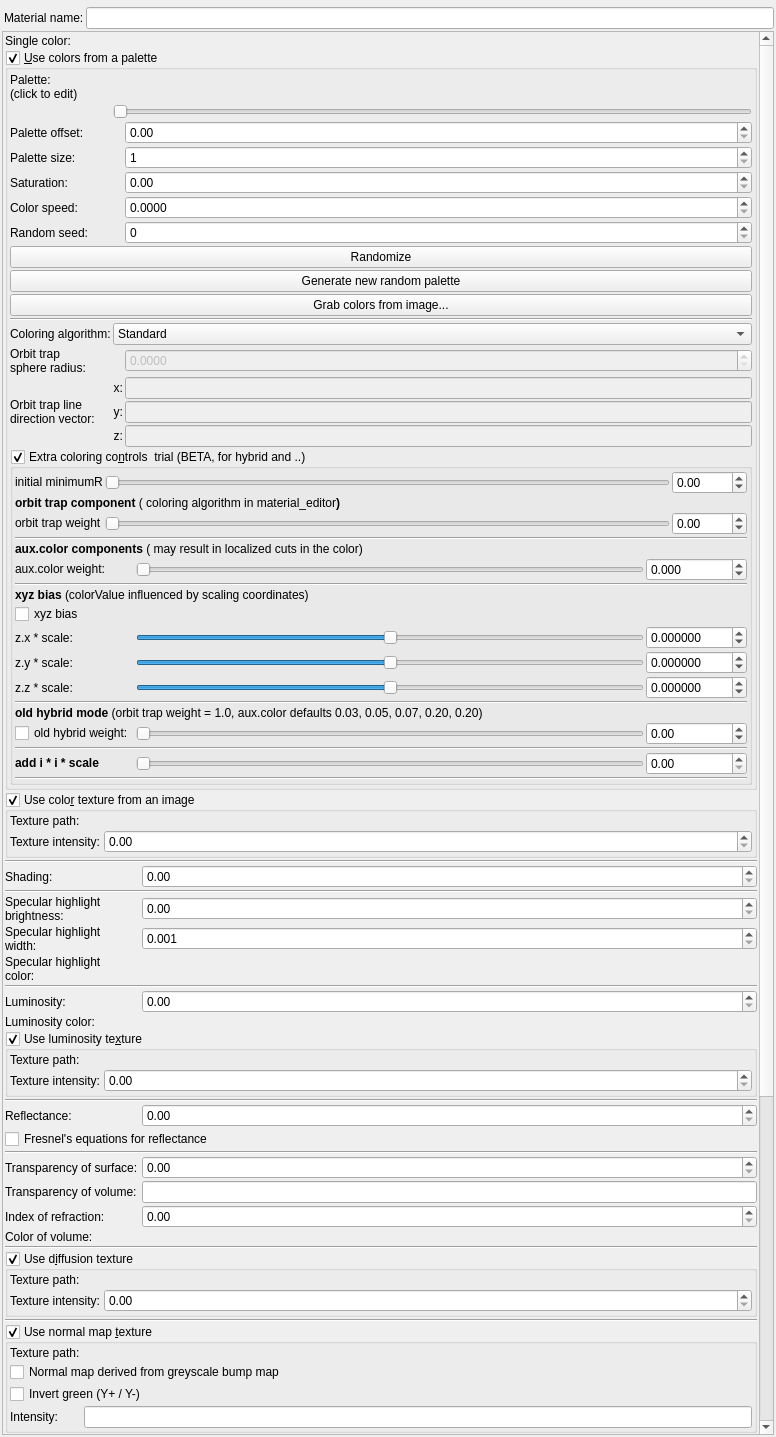
Before: the Qt Designer form mandelbulber2/qt/material_editor.ui in buddhi1980/mandelbulber2, drawn with Qt 5.
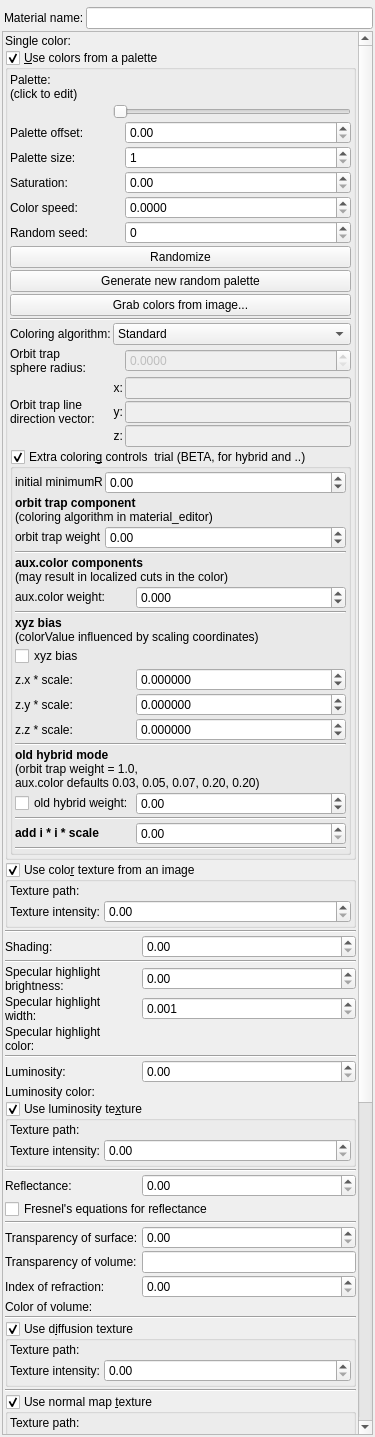
After: the same form once the commit is applied. Icons and pictures are not drawn. Custom widgets are drawn as their Qt base class.

Commit message: Added dial for edit fields for angle. Cleaned up UIs

```diff
--- a/mandelbulber2/qt/material_editor.ui
+++ b/mandelbulber2/qt/material_editor.ui
@@ -6,7 +6,7 @@
    <rect>
     <x>0</x>
     <y>0</y>
-    <width>776</width>
+    <width>375</width>
     <height>1437</height>
    </rect>
   </property>
@@ -81,9 +81,9 @@
       <property name="geometry">
        <rect>
         <x>0</x>
-        <y>0</y>
-        <width>756</width>
-        <height>2076</height>
+        <y>-312</y>
+        <width>349</width>
+        <height>1713</height>
        </rect>
       </property>
       <layout class="QVBoxLayout" name="verticalLayout_2">
@@ -1160,7 +1160,7 @@
                <string/>
               </property>
               <property name="title">
-               <string>Extra coloring co&amp;ntrols  trial (BETA, for hybrid and ..)</string>
+               <string>Extra colorin&amp;g controls  trial (BETA, for hybrid and ..)</string>
               </property>
               <property name="checkable">
                <bool>true</bool>
@@ -1182,7 +1182,7 @@
                 <number>2</number>
                </property>
                <item>
-                <layout class="QGridLayout" name="gridLayout">
+                <layout class="QGridLayout" name="gridLayout" columnstretch="0,1">
                  <item row="0" column="0">
                   <widget class="QLabel" name="label_61">
                    <property name="font">
@@ -1209,57 +1209,35 @@
                    </property>
                   </widget>
                  </item>
-                 <item row="0" column="2">
-                  <widget class="MyDoubleSpinBox" name="spinbox_fractal_coloring_initial_minimumR">
-                   <property name="sizePolicy">
-                    <sizepolicy hsizetype="Minimum" vsizetype="Maximum">
-                     <horstretch>0</horstretch>
-                     <verstretch>0</verstretch>
-                    </sizepolicy>
-                   </property>
-                   <property name="prefix">
-                    <string/>
-                   </property>
-                   <property name="suffix">
-                    <string/>
-                   </property>
-                   <property name="decimals">
-                    <number>2</number>
-                   </property>
-                   <property name="minimum">
-                    <double>-9999.989999999999782</double>
-                   </property>
-                   <property name="maximum">
-                    <double>9999.989999999999782</double>
-                   </property>
-                   <property name="singleStep">
-                    <double>0.100000000000000</double>
-                   </property>
-                  </widget>
-                 </item>
                  <item row="0" column="1">
-                  <widget class="QSlider" name="slider_fractal_coloring_initial_minimumR">
+                  <widget class="MyDoubleSpinBox" name="spinbox_fractal_coloring_initial_minimumR">
                    <property name="sizePolicy">
-                    <sizepolicy hsizetype="Expanding" vsizetype="Maximum">
+                    <sizepolicy hsizetype="Minimum" vsizetype="Maximum">
                      <horstretch>0</horstretch>
                      <verstretch>0</verstretch>
                     </sizepolicy>
                    </property>
+                   <property name="prefix">
+                    <string/>
+                   </property>
+                   <property name="suffix">
+                    <string/>
+                   </property>
+                   <property name="decimals">
+                    <number>2</number>
+                   </property>
                    <property name="minimum">
-                    <number>0</number>
+                    <double>-9999.989999999999782</double>
                    </property>
                    <property name="maximum">
-                    <number>10000</number>
+                    <double>9999.989999999999782</double>
                    </property>
                    <property name="singleStep">
-                    <number>1</number>
-                   </property>
-                   <property name="orientation">
-                    <enum>Qt::Horizontal</enum>
+                    <double>0.100000000000000</double>
                    </property>
                   </widget>
                  </item>
-                 <item row="1" column="0" colspan="3">
+                 <item row="1" column="0" colspan="2">
                   <widget class="QLabel" name="label_60">
                    <property name="font">
                     <font>
@@ -1268,33 +1246,11 @@
                     </font>
                    </property>
                    <property name="text">
-                    <string>&lt;html&gt;&lt;head/&gt;&lt;body&gt;&lt;p&gt;orbit trap component &lt;span style=&quot; font-weight:400;&quot;&gt;( coloring algorithm in material_editor&lt;/span&gt;)&lt;/p&gt;&lt;/body&gt;&lt;/html&gt;</string>
+                    <string>&lt;html&gt;&lt;head/&gt;&lt;body&gt;&lt;p&gt;orbit trap component &lt;br/&gt;&lt;span style=&quot; font-weight:400;&quot;&gt;(coloring algorithm in material_editor)&lt;/span&gt;&lt;/p&gt;&lt;/body&gt;&lt;/html&gt;</string>
                    </property>
                   </widget>
                  </item>
                  <item row="2" column="1">
-                  <widget class="QSlider" name="slider_fractal_coloring_orbit_trap_weight">
-                   <property name="sizePolicy">
-                    <sizepolicy hsizetype="Expanding" vsizetype="Maximum">
-                     <horstretch>0</horstretch>
-                     <verstretch>0</verstretch>
-                    </sizepolicy>
-                   </property>
-                   <property name="minimum">
-                    <number>0</number>
-                   </property>
-                   <property name="maximum">
-                    <number>10000</number>
-                   </property>
-                   <property name="singleStep">
-                    <number>1</number>
-                   </property>
-                   <property name="orientation">
-                    <enum>Qt::Horizontal</enum>
-                   </property>
-                  </widget>
-                 </item>
-                 <item row="2" column="2">
                   <widget class="MyDoubleSpinBox" name="spinbox_fractal_coloring_orbit_trap_weight">
                    <property name="sizePolicy">
                     <sizepolicy hsizetype="Minimum" vsizetype="Maximum">
@@ -1325,11 +1281,11 @@
                 </layout>
                </item>
                <item>
-                <layout class="QGridLayout" name="gridLayout_14">
+                <layout class="QGridLayout" name="gridLayout_14" columnstretch="0,1">
                  <property name="spacing">
                   <number>2</number>
                  </property>
-                 <item row="21" column="2">
+                 <item row="20" column="1">
                   <widget class="MyDoubleSpinBox" name="spinbox_fractal_coloring_ii_add_scale">
                    <property name="sizePolicy">
                     <sizepolicy hsizetype="Minimum" vsizetype="Maximum">
@@ -1357,14 +1313,14 @@
                    </property>
                   </widget>
                  </item>
-                 <item row="21" column="0">
+                 <item row="20" column="0">
                   <widget class="QLabel" name="label_34">
                    <property name="text">
                     <string>&lt;html&gt;&lt;head/&gt;&lt;body&gt;&lt;p&gt;&lt;span style=&quot; font-weight:600;&quot;&gt;add i * i * scale&lt;/span&gt;&lt;/p&gt;&lt;/body&gt;&lt;/html&gt;</string>
                    </property>
                   </widget>
                  </item>
-                 <item row="5" column="0" colspan="3">
+                 <item row="5" column="0" colspan="2">
                   <widget class="QLabel" name="label_75">
                    <property name="font">
                     <font>
@@ -1373,76 +1329,32 @@
                     </font>
                    </property>
                    <property name="text">
-                    <string>&lt;html&gt;&lt;head/&gt;&lt;body&gt;&lt;p&gt;aux.color components &lt;span style=&quot; font-weight:400;&quot;&gt;( may result in localized cuts in the color)&lt;/span&gt;&lt;/p&gt;&lt;/body&gt;&lt;/html&gt;</string>
+                    <string>&lt;html&gt;&lt;head/&gt;&lt;body&gt;&lt;p&gt;aux.color components &lt;br/&gt;&lt;span style=&quot; font-weight:400;&quot;&gt;(may result in localized cuts in the color)&lt;/span&gt;&lt;/p&gt;&lt;/body&gt;&lt;/html&gt;</string>
                    </property>
                   </widget>
                  </item>
-                 <item row="19" column="0">
+                 <item row="18" column="0">
                   <widget class="QCheckBox" name="checkBox_fractal_coloring_old_hybrid_enabled_false">
                    <property name="text">
                     <string notr="true">old hybrid weight:</string>
                    </property>
                   </widget>
                  </item>
-                 <item row="4" column="0" colspan="3">
+                 <item row="4" column="0" colspan="2">
                   <widget class="Line" name="line_15">
                    <property name="orientation">
                     <enum>Qt::Horizontal</enum>
                    </property>
                   </widget>
                  </item>
-                 <item row="15" column="1">
-                  <widget class="QSlider" name="slider3_fractal_coloring_xyz_000_z">
-                   <property name="sizePolicy">
-                    <sizepolicy hsizetype="Expanding" vsizetype="Maximum">
-                     <horstretch>0</horstretch>
-                     <verstretch>0</verstretch>
-                    </sizepolicy>
-                   </property>
-                   <property name="minimum">
-                    <number>-100000000</number>
-                   </property>
-                   <property name="maximum">
-                    <number>100000000</number>
-                   </property>
-                   <property name="singleStep">
-                    <number>1</number>
-                   </property>
-                   <property name="orientation">
-                    <enum>Qt::Horizontal</enum>
-                   </property>
-                  </widget>
-                 </item>
-                 <item row="13" column="1">
-                  <widget class="QSlider" name="slider3_fractal_coloring_xyz_000_x">
-                   <property name="sizePolicy">
-                    <sizepolicy hsizetype="Expanding" vsizetype="Maximum">
-                     <horstretch>0</horstretch>
-                     <verstretch>0</verstretch>
-                    </sizepolicy>
-                   </property>
-                   <property name="minimum">
-                    <number>-100000000</number>
-                   </property>
-                   <property name="maximum">
-                    <number>100000000</number>
-                   </property>
-                   <property name="singleStep">
-                    <number>1</number>
-                   </property>
-                   <property name="orientation">
-                    <enum>Qt::Horizontal</enum>
-                   </property>
-                  </widget>
-                 </item>
-                 <item row="14" column="0">
+                 <item row="13" column="0">
                   <widget class="QLabel" name="label_37">
                    <property name="text">
                     <string>z.y * scale:</string>
                    </property>
                   </widget>
                  </item>
-                 <item row="19" column="2">
+                 <item row="18" column="1">
                   <widget class="MyDoubleSpinBox" name="spinbox_fractal_coloring_old_hybrid_weight">
                    <property name="sizePolicy">
                     <sizepolicy hsizetype="Minimum" vsizetype="Maximum">
@@ -1470,14 +1382,14 @@
                    </property>
                   </widget>
                  </item>
-                 <item row="17" column="0" colspan="3">
+                 <item row="16" column="0" colspan="2">
                   <widget class="Line" name="line_8">
                    <property name="orientation">
                     <enum>Qt::Horizontal</enum>
                    </property>
                   </widget>
                  </item>
-                 <item row="15" column="2">
+                 <item row="14" column="1">
                   <widget class="MyDoubleSpinBox" name="spinbox3_fractal_coloring_xyz_000_z">
                    <property name="sizePolicy">
                     <sizepolicy hsizetype="Minimum" vsizetype="Maximum">
@@ -1505,7 +1417,7 @@
                    </property>
                   </widget>
                  </item>
-                 <item row="13" column="2">
+                 <item row="12" column="1">
                   <widget class="MyDoubleSpinBox" name="spinbox3_fractal_coloring_xyz_000_x">
                    <property name="sizePolicy">
                     <sizepolicy hsizetype="Minimum" vsizetype="Maximum">
@@ -1533,14 +1445,14 @@
                    </property>
                   </widget>
                  </item>
-                 <item row="11" column="0">
+                 <item row="10" column="0">
                   <widget class="QCheckBox" name="checkBox_fractal_coloring_xyz_bias_enabled_false">
                    <property name="text">
                     <string notr="true">xyz bias</string>
                    </property>
                   </widget>
                  </item>
-                 <item row="18" column="0" colspan="3">
+                 <item row="17" column="0" colspan="2">
                   <widget class="QLabel" name="label_65">
                    <property name="font">
                     <font>
@@ -1549,47 +1461,25 @@
                     </font>
                    </property>
                    <property name="text">
-                    <string>&lt;html&gt;&lt;head/&gt;&lt;body&gt;&lt;p&gt;old hybrid mode &lt;span style=&quot; font-weight:400;&quot;&gt;(orbit trap weight = 1.0, aux.color defaults 0.03, 0.05, 0.07, 0.20, 0.20)&lt;/span&gt;&lt;/p&gt;&lt;/body&gt;&lt;/html&gt;</string>
+                    <string>&lt;html&gt;&lt;head/&gt;&lt;body&gt;&lt;p&gt;old hybrid mode &lt;br/&gt;&lt;span style=&quot; font-weight:400;&quot;&gt;(orbit trap weight = 1.0, &lt;br/&gt;aux.color defaults 0.03, 0.05, 0.07, 0.20, 0.20)&lt;/span&gt;&lt;/p&gt;&lt;/body&gt;&lt;/html&gt;</string>
                    </property>
                   </widget>
                  </item>
-                 <item row="13" column="0">
+                 <item row="12" column="0">
                   <widget class="QLabel" name="label_36">
                    <property name="text">
                     <string>z.x * scale:</string>
                    </property>
                   </widget>
                  </item>
-                 <item row="14" column="1">
-                  <widget class="QSlider" name="slider3_fractal_coloring_xyz_000_y">
-                   <property name="sizePolicy">
-                    <sizepolicy hsizetype="Expanding" vsizetype="Maximum">
-                     <horstretch>0</horstretch>
-                     <verstretch>0</verstretch>
-                    </sizepolicy>
-                   </property>
-                   <property name="minimum">
-                    <number>-100000000</number>
-                   </property>
-                   <property name="maximum">
-                    <number>100000000</number>
-                   </property>
-                   <property name="singleStep">
-                    <number>1</number>
-                   </property>
-                   <property name="orientation">
-                    <enum>Qt::Horizontal</enum>
-                   </property>
-                  </widget>
-                 </item>
-                 <item row="15" column="0">
+                 <item row="14" column="0">
                   <widget class="QLabel" name="label_38">
                    <property name="text">
                     <string>z.z * scale:</string>
                    </property>
                   </widget>
                  </item>
-                 <item row="10" column="0" colspan="3">
+                 <item row="9" column="0" colspan="2">
                   <widget class="QLabel" name="label_64">
                    <property name="font">
                     <font>
@@ -1598,11 +1488,11 @@
                     </font>
                    </property>
                    <property name="text">
-                    <string>&lt;html&gt;&lt;head/&gt;&lt;body&gt;&lt;p&gt;xyz bias&lt;span style=&quot; font-weight:400;&quot;&gt; (colorValue influenced by scaling coordinates)&lt;/span&gt;&lt;/p&gt;&lt;/body&gt;&lt;/html&gt;</string>
+                    <string>&lt;html&gt;&lt;head/&gt;&lt;body&gt;&lt;p&gt;xyz bias&lt;br/&gt;&lt;span style=&quot; font-weight:400;&quot;&gt;(colorValue influenced by scaling coordinates)&lt;/span&gt;&lt;/p&gt;&lt;/body&gt;&lt;/html&gt;</string>
                    </property>
                   </widget>
                  </item>
-                 <item row="8" column="0">
+                 <item row="7" column="0">
                   <widget class="QLabel" name="label_58">
                    <property name="font">
                     <font>
@@ -1615,86 +1505,49 @@
                    </property>
                   </widget>
                  </item>
-                 <item row="14" column="2">
-                  <widget class="MyDoubleSpinBox" name="spinbox3_fractal_coloring_xyz_000_y">
-                   <property name="sizePolicy">
-                    <sizepolicy hsizetype="Minimum" vsizetype="Maximum">
-                     <horstretch>0</horstretch>
-                     <verstretch>0</verstretch>
-                    </sizepolicy>
-                   </property>
-                   <property name="prefix">
-                    <string/>
-                   </property>
-                   <property name="suffix">
-                    <string/>
-                   </property>
-                   <property name="decimals">
-                    <number>6</number>
-                   </property>
-                   <property name="minimum">
-                    <double>-9999.999900000000707</double>
-                   </property>
-                   <property name="maximum">
-                    <double>9999.999900000000707</double>
-                   </property>
-                   <property name="singleStep">
-                    <double>0.100000000000000</double>
-                   </property>
-                  </widget>
-                 </item>
-                 <item row="19" column="1">
-                  <widget class="QSlider" name="slider_fractal_coloring_old_hybrid_weight">
-                   <property name="sizePolicy">
-                    <sizepolicy hsizetype="Expanding" vsizetype="Maximum">
-                     <horstretch>0</horstretch>
-                     <verstretch>0</verstretch>
-                    </sizepolicy>
-                   </property>
-                   <property name="minimum">
-                    <number>0</number>
-                   </property>
-                   <property name="maximum">
-                    <number>10000000</number>
-                   </property>
-                   <property name="singleStep">
-                    <number>1</number>
-                   </property>
-                   <property name="orientation">
-                    <enum>Qt::Horizontal</enum>
-                   </property>
-                  </widget>
-                 </item>
-                 <item row="9" column="0" colspan="3">
+                 <item row="8" column="0" colspan="2">
                   <widget class="Line" name="line_9">
                    <property name="orientation">
                     <enum>Qt::Horizontal</enum>
                    </property>
                   </widget>
                  </item>
-                 <item row="8" column="1">
-                  <widget class="QSlider" name="slider_fractal_coloring_aux_color_weight">
+                 <item row="13" column="1">
+                  <widget class="MyDoubleSpinBox" name="spinbox3_fractal_coloring_xyz_000_y">
                    <property name="sizePolicy">
-                    <sizepolicy hsizetype="Expanding" vsizetype="Maximum">
+                    <sizepolicy hsizetype="Minimum" vsizetype="Maximum">
                      <horstretch>0</horstretch>
                      <verstretch>0</verstretch>
                     </sizepolicy>
                    </property>
+                   <property name="prefix">
+                    <string/>
+                   </property>
+                   <property name="suffix">
+                    <string/>
+                   </property>
+                   <property name="decimals">
+                    <number>6</number>
+                   </property>
                    <property name="minimum">
-                    <number>0</number>
+                    <double>-9999.999900000000707</double>
                    </property>
                    <property name="maximum">
-                    <number>1000000</number>
+                    <double>9999.999900000000707</double>
                    </property>
                    <property name="singleStep">
-                    <number>1</number>
+                    <double>0.100000000000000</double>
                    </property>
+                  </widget>
+                 </item>
+                 <item row="19" column="0" colspan="2">
+                  <widget class="Line" name="line">
                    <property name="orientation">
                     <enum>Qt::Horizontal</enum>
                    </property>
                   </widget>
                  </item>
-                 <item row="8" column="2">
+                 <item row="7" column="1">
                   <widget class="MyDoubleSpinBox" name="spinbox_fractal_coloring_aux_color_weight">
                    <property name="sizePolicy">
                     <sizepolicy hsizetype="Minimum" vsizetype="Maximum">
@@ -1722,35 +1575,6 @@
                    </property>
                   </widget>
                  </item>
-                 <item row="21" column="1">
-                  <widget class="QSlider" name="slider_fractal_coloring_ii_add_scale">
-                   <property name="sizePolicy">
-                    <sizepolicy hsizetype="Expanding" vsizetype="Maximum">
-                     <horstretch>0</horstretch>
-                     <verstretch>0</verstretch>
-                    </sizepolicy>
-                   </property>
-                   <property name="minimum">
-                    <number>0</number>
-                   </property>
-                   <property name="maximum">
-                    <number>10000000</number>
-                   </property>
-                   <property name="singleStep">
-                    <number>1</number>
-                   </property>
-                   <property name="orientation">
-                    <enum>Qt::Horizontal</enum>
-                   </property>
-                  </widget>
-                 </item>
-                 <item row="20" column="0" colspan="3">
-                  <widget class="Line" name="line">
-                   <property name="orientation">
-                    <enum>Qt::Horizontal</enum>
-                   </property>
-                  </widget>
-                 </item>
                 </layout>
                </item>
                <item>
@@ -2107,50 +1931,6 @@
             <property name="spacing">
              <number>2</number>
             </property>
-            <item row="8" column="2">
-             <widget class="QDial" name="dial3_texture_rotation_y">
-              <property name="minimum">
-               <number>-18000</number>
-              </property>
-              <property name="maximum">
-               <number>18000</number>
-              </property>
-              <property name="wrapping">
-               <bool>true</bool>
-              </property>
-             </widget>
-            </item>
-            <item row="8" column="3">
-             <widget class="MyDoubleSpinBox" name="spinboxd3_texture_rotation_y">
-              <property name="sizePolicy">
-               <sizepolicy hsizetype="Minimum" vsizetype="Maximum">
-                <horstretch>0</horstretch>
-                <verstretch>0</verstretch>
-               </sizepolicy>
-              </property>
-              <property name="toolTip">
-               <string>&lt;html&gt;&lt;head/&gt;&lt;body&gt;&lt;p&gt;Rotation of the texture relative to the object orientation.&lt;/p&gt;&lt;p&gt;Example of rotated texture&lt;/p&gt;&lt;p&gt;&lt;img src=&quot;:/tooltips/tooltips_images/material - planar mapping - rotated.jpg&quot;/&gt;&lt;/p&gt;&lt;/body&gt;&lt;/html&gt;</string>
-              </property>
-              <property name="prefix">
-               <string/>
-              </property>
-              <property name="suffix">
-               <string/>
-              </property>
-              <property name="decimals">
-               <number>2</number>
-              </property>
-              <property name="minimum">
-               <double>-180.000000000000000</double>
-              </property>
-              <property name="maximum">
-               <double>180.000000000000000</double>
-              </property>
-              <property name="singleStep">
-               <double>1.000000000000000</double>
-              </property>
-             </widget>
-            </item>
             <item row="3" column="1">
              <widget class="QLabel" name="label_374">
               <property name="sizePolicy">
@@ -2183,37 +1963,6 @@
               </property>
              </widget>
             </item>
-            <item row="7" column="3">
-             <widget class="MyDoubleSpinBox" name="spinboxd3_texture_rotation_x">
-              <property name="sizePolicy">
-               <sizepolicy hsizetype="Minimum" vsizetype="Maximum">
-                <horstretch>0</horstretch>
-                <verstretch>0</verstretch>
-               </sizepolicy>
-              </property>
-              <property name="toolTip">
-               <string>&lt;html&gt;&lt;head/&gt;&lt;body&gt;&lt;p&gt;Rotation of the texture relative to the object orientation.&lt;/p&gt;&lt;p&gt;Example of rotated texture&lt;/p&gt;&lt;p&gt;&lt;img src=&quot;:/tooltips/tooltips_images/material - planar mapping - rotated.jpg&quot;/&gt;&lt;/p&gt;&lt;/body&gt;&lt;/html&gt;</string>
-              </property>
-              <property name="prefix">
-               <string/>
-              </property>
-              <property name="suffix">
-               <string/>
-              </property>
-              <property name="decimals">
-               <number>2</number>
-              </property>
-              <property name="minimum">
-               <double>-180.000000000000000</double>
-              </property>
-              <property name="maximum">
-               <double>180.000000000000000</double>
-              </property>
-              <property name="singleStep">
-               <double>1.000000000000000</double>
-              </property>
-             </widget>
-            </item>
             <item row="5" column="1">
              <widget class="QLabel" name="label_376">
               <property name="sizePolicy">
@@ -2271,19 +2020,6 @@
               </property>
              </widget>
             </item>
-            <item row="7" column="2">
-             <widget class="QDial" name="dial3_texture_rotation_x">
-              <property name="minimum">
-               <number>-18000</number>
-              </property>
-              <property name="maximum">
-               <number>18000</number>
-              </property>
-              <property name="wrapping">
-               <bool>true</bool>
-              </property>
-             </widget>
-            </item>
             <item row="7" column="1">
              <widget class="QLabel" name="label_390">
               <property name="sizePolicy">
@@ -2365,50 +2101,6 @@
               </property>
              </widget>
             </item>
-            <item row="9" column="2">
-             <widget class="QDial" name="dial3_texture_rotation_z">
-              <property name="minimum">
-               <number>-18000</number>
-              </property>
-              <property name="maximum">
-               <number>18000</number>
-              </property>
-              <property name="wrapping">
-               <bool>true</bool>
-              </property>
-             </widget>
-            </item>
-            <item row="9" column="3">
-             <widget class="MyDoubleSpinBox" name="spinboxd3_texture_rotation_z">
-              <property name="sizePolicy">
-               <sizepolicy hsizetype="Minimum" vsizetype="Maximum">
-                <horstretch>0</horstretch>
-                <verstretch>0</verstretch>
-               </sizepolicy>
-              </property>
-              <property name="toolTip">
-               <string>&lt;html&gt;&lt;head/&gt;&lt;body&gt;&lt;p&gt;Rotation of the texture relative to the object orientation.&lt;/p&gt;&lt;p&gt;Example of rotated texture&lt;/p&gt;&lt;p&gt;&lt;img src=&quot;:/tooltips/tooltips_images/material - planar mapping - rotated.jpg&quot;/&gt;&lt;/p&gt;&lt;/body&gt;&lt;/html&gt;</string>
-              </property>
-              <property name="prefix">
-               <string/>
-              </property>
-              <property name="suffix">
-               <string/>
-              </property>
-              <property name="decimals">
-               <number>2</number>
-              </property>
-              <property name="minimum">
-               <double>-180.000000000000000</double>
-              </property>
-              <property name="maximum">
-               <double>180.000000000000000</double>
-              </property>
-              <property name="singleStep">
-               <double>1.000000000000000</double>
-              </property>
-             </widget>
-            </item>
             <item row="7" column="0" rowspan="3">
              <widget class="QLabel" name="label_389">
               <property name="text">
@@ -2563,6 +2255,99 @@
               </property>
              </widget>
             </item>
+            <item row="7" column="2" colspan="2">
+             <widget class="MyDoubleSpinBox" name="spinboxd3_texture_rotation_x">
+              <property name="sizePolicy">
+               <sizepolicy hsizetype="Minimum" vsizetype="Maximum">
+                <horstretch>0</horstretch>
+                <verstretch>0</verstretch>
+               </sizepolicy>
+              </property>
+              <property name="toolTip">
+               <string>&lt;html&gt;&lt;head/&gt;&lt;body&gt;&lt;p&gt;Rotation of the texture relative to the object orientation.&lt;/p&gt;&lt;p&gt;Example of rotated texture&lt;/p&gt;&lt;p&gt;&lt;img src=&quot;:/tooltips/tooltips_images/material - planar mapping - rotated.jpg&quot;/&gt;&lt;/p&gt;&lt;/body&gt;&lt;/html&gt;</string>
+              </property>
+              <property name="prefix">
+               <string/>
+              </property>
+              <property name="suffix">
+               <string/>
+              </property>
+              <property name="decimals">
+               <number>2</number>
+              </property>
+              <property name="minimum">
+               <double>-180.000000000000000</double>
+              </property>
+              <property name="maximum">
+               <double>180.000000000000000</double>
+              </property>
+              <property name="singleStep">
+               <double>1.000000000000000</double>
+              </property>
+             </widget>
+            </item>
+            <item row="8" column="2" colspan="2">
+             <widget class="MyDoubleSpinBox" name="spinboxd3_texture_rotation_y">
+              <property name="sizePolicy">
+               <sizepolicy hsizetype="Minimum" vsizetype="Maximum">
+                <horstretch>0</horstretch>
+                <verstretch>0</verstretch>
+               </sizepolicy>
+              </property>
+              <property name="toolTip">
+               <string>&lt;html&gt;&lt;head/&gt;&lt;body&gt;&lt;p&gt;Rotation of the texture relative to the object orientation.&lt;/p&gt;&lt;p&gt;Example of rotated texture&lt;/p&gt;&lt;p&gt;&lt;img src=&quot;:/tooltips/tooltips_images/material - planar mapping - rotated.jpg&quot;/&gt;&lt;/p&gt;&lt;/body&gt;&lt;/html&gt;</string>
+              </property>
+              <property name="prefix">
+               <string/>
+              </property>
+              <property name="suffix">
+               <string/>
+              </property>
+              <property name="decimals">
+               <number>2</number>
+              </property>
+              <property name="minimum">
+               <double>-180.000000000000000</double>
+              </property>
+              <property name="maximum">
+               <double>180.000000000000000</double>
+              </property>
+              <property name="singleStep">
+               <double>1.000000000000000</double>
+              </property>
+             </widget>
+            </item>
+            <item row="9" column="2" colspan="2">
+             <widget class="MyDoubleSpinBox" name="spinboxd3_texture_rotation_z">
+              <property name="sizePolicy">
+               <sizepolicy hsizetype="Minimum" vsizetype="Maximum">
+                <horstretch>0</horstretch>
+                <verstretch>0</verstretch>
+               </sizepolicy>
+              </property>
+              <property name="toolTip">
+               <string>&lt;html&gt;&lt;head/&gt;&lt;body&gt;&lt;p&gt;Rotation of the texture relative to the object orientation.&lt;/p&gt;&lt;p&gt;Example of rotated texture&lt;/p&gt;&lt;p&gt;&lt;img src=&quot;:/tooltips/tooltips_images/material - planar mapping - rotated.jpg&quot;/&gt;&lt;/p&gt;&lt;/body&gt;&lt;/html&gt;</string>
+              </property>
+              <property name="prefix">
+               <string/>
+              </property>
+              <property name="suffix">
+               <string/>
+              </property>
+              <property name="decimals">
+               <number>2</number>
+              </property>
+              <property name="minimum">
+               <double>-180.000000000000000</double>
+              </property>
+              <property name="maximum">
+               <double>180.000000000000000</double>
+              </property>
+              <property name="singleStep">
+               <double>1.000000000000000</double>
+              </property>
+             </widget>
+            </item>
            </layout>
           </item>
          </layout>
@@ -2575,12 +2360,6 @@
   </layout>
  </widget>
  <customwidgets>
-  <customwidget>
-   <class>MyGroupBox</class>
-   <extends>QGroupBox</extends>
-   <header>my_group_box.h</header>
-   <container>1</container>
-  </customwidget>
   <customwidget>
    <class>MyDoubleSpinBox</class>
    <extends>QDoubleSpinBox</extends>
@@ -2591,16 +2370,22 @@
    <extends>QSpinBox</extends>
    <header>my_spin_box.h</header>
   </customwidget>
-  <customwidget>
-   <class>MyLineEdit</class>
-   <extends>QLineEdit</extends>
-   <header>my_line_edit.h</header>
-  </customwidget>
   <customwidget>
    <class>MyCheckBox</class>
    <extends>QCheckBox</extends>
    <header>my_check_box.h</header>
   </customwidget>
+  <customwidget>
+   <class>MyLineEdit</class>
+   <extends>QLineEdit</extends>
+   <header>my_line_edit.h</header>
+  </customwidget>
+  <customwidget>
+   <class>MyGroupBox</class>
+   <extends>QGroupBox</extends>
+   <header>my_group_box.h</header>
+   <container>1</container>
+  </customwidget>
   <customwidget>
    <class>MyColorButton</class>
    <extends>QWidget</extends>
```
Left out of the diff: 3 changed lines with no effect on the pictures. The commit also changes 14 other files.
